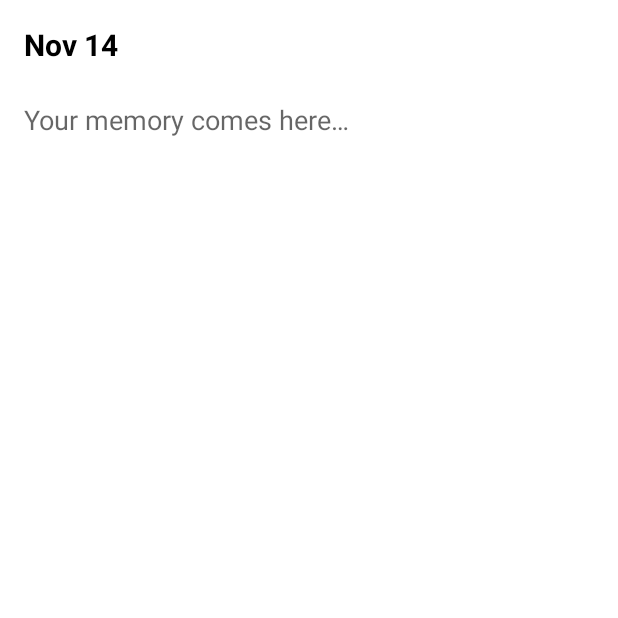
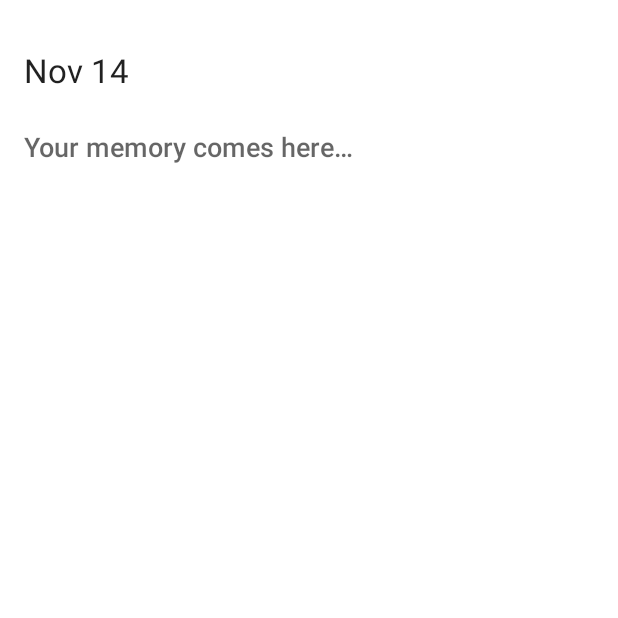
Before and after one commit to bharatph/Recall, an Android app: the screen it shows after launch (MainActivity), on a phone screen of 412 x 824 dp, the top half of it. Run offline under Robolectric (Android 15) with nearby library versions, the phone set to English and light mode, and no system bars; our stand-ins replace Room's generated code.

Commit message:
Changed style

```diff
--- a/app/src/main/res/layout/activity_main.xml
+++ b/app/src/main/res/layout/activity_main.xml
@@ -5,6 +5,7 @@
               android:layout_height="match_parent"
               android:orientation="vertical"
               android:background="@android:color/white"
+              android:fitsSystemWindows="true"
               tools:context=".MainActivity">
 
     <LinearLayout
@@ -15,8 +16,11 @@
         <TextView
                 style="@style/AppTheme.DateTextView"
                 android:id="@+id/dateTitle"
+                android:layout_marginTop="@dimen/margin_medium"
                 android:layout_weight="1"
                 android:layout_width="0dp"
+                android:fontFamily="sans-serif-thin"
+                android:textSize="@dimen/text_header"
                 android:layout_height="wrap_content"/>
 
 
@@ -58,6 +62,6 @@
     <FrameLayout
             android:id="@+id/writerFragmentContainer"
             android:layout_weight="1"
-            android:layout_width="wrap_content"
+            android:layout_width="match_parent"
             android:layout_height="0dp"/>
 </LinearLayout>
--- a/app/src/main/res/layout/fragment_writer.xml
+++ b/app/src/main/res/layout/fragment_writer.xml
@@ -5,7 +5,7 @@
         android:hint="@string/memory_entry_hint"
         android:id="@+id/memWriter"
         android:layout_marginStart="@dimen/margin_medium"
-        android:inputType="textMultiLine|textAutoCorrect"
+        android:inputType="textMultiLine|textAutoCorrect|textCapSentences"
         android:layout_marginEnd="@dimen/margin_medium"
         android:gravity="top|start"
         android:layout_marginTop="@dimen/margin_small"
--- a/app/src/main/res/values/dimens.xml
+++ b/app/src/main/res/values/dimens.xml
@@ -5,4 +5,5 @@
 
     <dimen name="text_default">@dimen/text_medium</dimen>
     <dimen name="text_medium">20sp</dimen>
+    <dimen name="text_header">22sp</dimen>
 </resources>
--- a/app/src/main/res/values/styles.xml
+++ b/app/src/main/res/values/styles.xml
@@ -9,20 +9,25 @@
 
         <item name="android:textViewStyle">@style/AppTheme.TextView</item>
         <item name="editTextStyle">@style/AppTheme.EditText</item>
+
+        <item name="android:statusBarColor">#000</item>
     </style>
 
     <style name="AppTheme.DateTextView" parent="TextAppearance.AppCompat">
         <item name="android:textStyle">bold</item>
         <item name="android:textSize">@dimen/text_medium</item>
-        <item name="android:textColor">@color/colorAccent</item>
+        <item name="android:fontFamily">sans-serif-medium</item>
     </style>
 
     <style name="AppTheme.TextView" parent="TextAppearance.AppCompat">
         <item name="android:textSize">@dimen/text_default</item>
+        <item name="android:fontFamily">sans-serif-medium</item>
     </style>
 
     <style name="AppTheme.EditText" parent="Widget.AppCompat.EditText">
         <item name="android:background">@null</item>
+        <item name="android:fontFamily">sans-serif-medium</item>
+        <item name="android:textColorHighlight">#FFDE03</item>
     </style>
 
 </resources>
```
